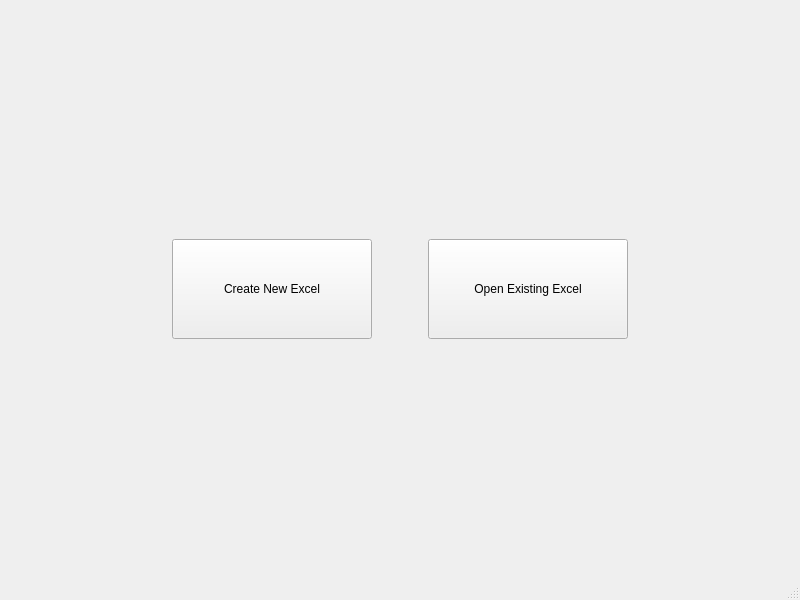
First picture: the form in Trace.ui, repository ben-wsh10/Product_Traceability, before the edit.
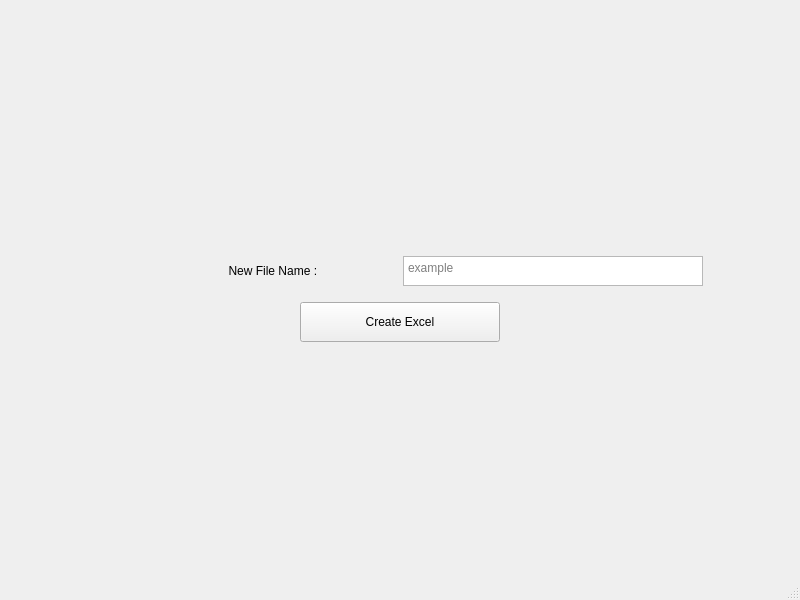
Second picture: the form after the edit. The open tabs and pages were chosen to show the change.

Commit message: Create excel function

```diff
--- a/Trace.ui
+++ b/Trace.ui
@@ -18,7 +18,16 @@
     <item>
      <layout class="QHBoxLayout" name="horizontalLayout">
       <item>
-       <widget class="QPushButton" name="pushButton_2">
+       <widget class="QStackedWidget" name="stackedWidget">
+        <property name="currentIndex">
+         <number>0</number>
+        </property>
+        <widget class="QWidget" name="MainMenuPage">
+         <layout class="QHBoxLayout" name="horizontalLayout_4">
+          <item>
+           <layout class="QHBoxLayout" name="horizontalLayout_3">
+            <item>
+             <widget class="QPushButton" name="newExcelButton">
         <property name="sizePolicy">
          <sizepolicy hsizetype="Fixed" vsizetype="Fixed">
           <horstretch>0</horstretch>
@@ -65,7 +74,7 @@
        </spacer>
       </item>
       <item>
-       <widget class="QPushButton" name="pushButton">
+             <widget class="QPushButton" name="importExcelButton">
         <property name="sizePolicy">
          <sizepolicy hsizetype="Fixed" vsizetype="Fixed">
           <horstretch>0</horstretch>
@@ -87,6 +96,124 @@
         <property name="text">
          <string>Open Existing Excel</string>
         </property>
+             </widget>
+            </item>
+           </layout>
+          </item>
+         </layout>
+        </widget>
+        <widget class="QWidget" name="CreateExcelPage">
+         <layout class="QVBoxLayout" name="verticalLayout_2">
+          <item>
+           <layout class="QVBoxLayout" name="verticalLayout">
+            <item>
+             <layout class="QHBoxLayout" name="horizontalLayout_5">
+              <property name="spacing">
+               <number>6</number>
+              </property>
+              <property name="bottomMargin">
+               <number>0</number>
+              </property>
+              <item alignment="Qt::AlignRight|Qt::AlignBottom">
+               <widget class="QLabel" name="newFileNameLabel">
+                <property name="sizePolicy">
+                 <sizepolicy hsizetype="Minimum" vsizetype="Minimum">
+                  <horstretch>0</horstretch>
+                  <verstretch>0</verstretch>
+                 </sizepolicy>
+                </property>
+                <property name="minimumSize">
+                 <size>
+                  <width>300</width>
+                  <height>30</height>
+                 </size>
+                </property>
+                <property name="maximumSize">
+                 <size>
+                  <width>100</width>
+                  <height>30</height>
+                 </size>
+                </property>
+                <property name="text">
+                 <string>New File Name :                        </string>
+                </property>
+                <property name="scaledContents">
+                 <bool>false</bool>
+                </property>
+                <property name="alignment">
+                 <set>Qt::AlignRight|Qt::AlignTrailing|Qt::AlignVCenter</set>
+                </property>
+                <property name="margin">
+                 <number>0</number>
+                </property>
+                <property name="indent">
+                 <number>-1</number>
+                </property>
+               </widget>
+              </item>
+              <item alignment="Qt::AlignLeft|Qt::AlignBottom">
+               <widget class="QPlainTextEdit" name="newFileNameTextEdit">
+                <property name="sizePolicy">
+                 <sizepolicy hsizetype="Minimum" vsizetype="Minimum">
+                  <horstretch>0</horstretch>
+                  <verstretch>0</verstretch>
+                 </sizepolicy>
+                </property>
+                <property name="minimumSize">
+                 <size>
+                  <width>300</width>
+                  <height>30</height>
+                 </size>
+                </property>
+                <property name="maximumSize">
+                 <size>
+                  <width>300</width>
+                  <height>30</height>
+                 </size>
+                </property>
+                <property name="placeholderText">
+                 <string>example</string>
+                </property>
+               </widget>
+              </item>
+             </layout>
+            </item>
+            <item>
+             <layout class="QVBoxLayout" name="verticalLayout_3">
+              <property name="topMargin">
+               <number>10</number>
+              </property>
+              <item alignment="Qt::AlignHCenter|Qt::AlignTop">
+               <widget class="QPushButton" name="createFileButton">
+                <property name="sizePolicy">
+                 <sizepolicy hsizetype="Minimum" vsizetype="Minimum">
+                  <horstretch>0</horstretch>
+                  <verstretch>0</verstretch>
+                 </sizepolicy>
+                </property>
+                <property name="minimumSize">
+                 <size>
+                  <width>200</width>
+                  <height>40</height>
+                 </size>
+                </property>
+                <property name="maximumSize">
+                 <size>
+                  <width>200</width>
+                  <height>40</height>
+                 </size>
+                </property>
+                <property name="text">
+                 <string>Create Excel</string>
+                </property>
+               </widget>
+              </item>
+             </layout>
+            </item>
+           </layout>
+          </item>
+         </layout>
+        </widget>
        </widget>
       </item>
      </layout>
```
Lines whose indentation alone changed are shown as unchanged. The commit also changes 1 other file.
